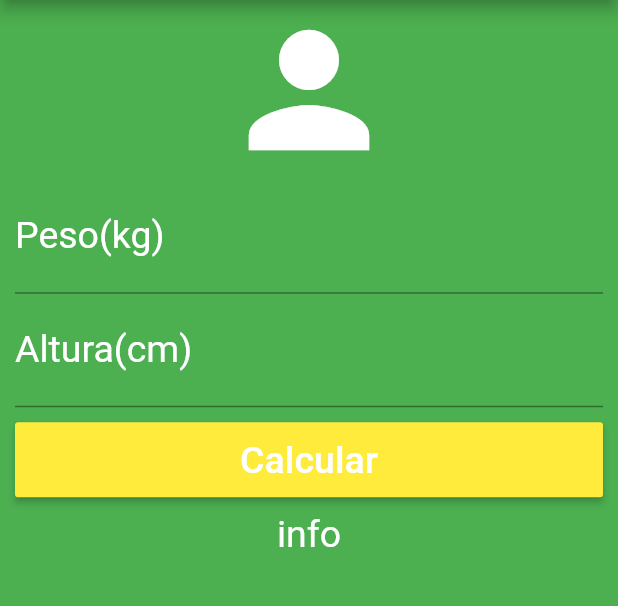
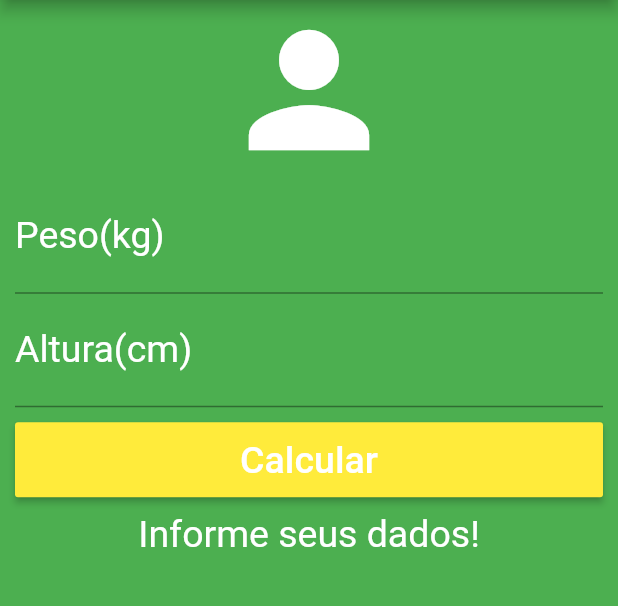
Before and after one commit to gcoutinho1/Calc_IMC_Flutter, a Flutter app: the screen it shows after launch, after a tap on "Calcular", on a phone screen of 412 x 824 dp, the part 84-690 px from its top. Run offline on Flutter 3.47's test engine with Material 2 defaults, Android fonts, the phone set to English and light mode, and no system bars.

Commit message:
calculations working

```diff
--- a/lib/main.dart
+++ b/lib/main.dart
@@ -12,6 +12,39 @@ class Home extends StatefulWidget {
 }
 
 class _HomeState extends State<Home> {
+  TextEditingController pesoControle = TextEditingController();
+  TextEditingController alturaControle = TextEditingController();
+
+  String _infoText = "Informe seus dados!";
+
+  void _resetFields() {
+    pesoControle.text = "";
+    alturaControle.text = "";
+    _infoText = "Informe seus dados!";
+  }
+
+  void _calculate() {
+    setState(() {
+      double weight = double.parse(pesoControle.text);
+      double height = double.parse(alturaControle.text) / 100;
+      double imc = weight / (height * height);
+      print(imc);
+      if (imc < 18.6) {
+        _infoText = "Abaixo do peso (${imc.toStringAsPrecision(3)})";
+      } else if (imc >= 18.6 && imc < 24.9) {
+        _infoText = "Peso ideal (${imc.toStringAsPrecision(3)})";
+      } else if (imc >= 24.9 && imc < 29.9) {
+        _infoText = "Um pouco acima do peso (${imc.toStringAsPrecision(3)})";
+      } else if (imc >= 29.9 && imc < 34.9) {
+        _infoText = "Obesidade Grau I (${imc.toStringAsPrecision(3)})";
+      } else if (imc >= 34.9 && imc < 39.9) {
+        _infoText = "Obesidade Grau II (${imc.toStringAsPrecision(3)})";
+      } else if (imc >= 40) {
+        _infoText = "Obesidade Grau III (${imc.toStringAsPrecision(3)})";
+      }
+    });
+  }
+
   @override
   Widget build(BuildContext context) {
     return Scaffold(
@@ -22,7 +55,7 @@ class _HomeState extends State<Home> {
           actions: <Widget>[
             IconButton(
               icon: Icon(Icons.refresh),
-            onPressed: () {},
+              onPressed: _resetFields,
             )
           ],
         ),
@@ -40,6 +73,7 @@ class _HomeState extends State<Home> {
                     labelStyle: TextStyle(color: Colors.white)),
                 textAlign: TextAlign.center,
                 style: TextStyle(color: Colors.white, fontSize: 25.0),
+                controller: pesoControle,
               ),
               TextField(
                 keyboardType: TextInputType.number,
@@ -48,24 +82,29 @@ class _HomeState extends State<Home> {
                     labelStyle: TextStyle(color: Colors.white)),
                 textAlign: TextAlign.center,
                 style: TextStyle(color: Colors.white, fontSize: 25.0),
+                controller: alturaControle,
               ),
               Padding(
                 padding: EdgeInsets.only(top: 10, bottom: 10),
                 child: Container(
                   height: 50,
                   child: RaisedButton(
-                  onPressed: (){},
-                  child: Text("Calcular", style: TextStyle(color: Colors.white, fontSize: 25.0),),
+                    onPressed: _calculate,
+                    child: Text(
+                      "Calcular",
+                      style: TextStyle(color: Colors.white, fontSize: 25.0),
+                    ),
                     color: Colors.yellow,
                   ),
                 ),
               ),
-            Text("info",
+              Text(
+                _infoText,
                 textAlign: TextAlign.center,
-              style: TextStyle(color: Colors.white, fontSize: 25.0),)
+                style: TextStyle(color: Colors.white, fontSize: 25.0),
+              )
             ],
           ),
-      )
-    );
+        ));
   }
 }
```
Lines whose indentation alone changed are shown as unchanged.
